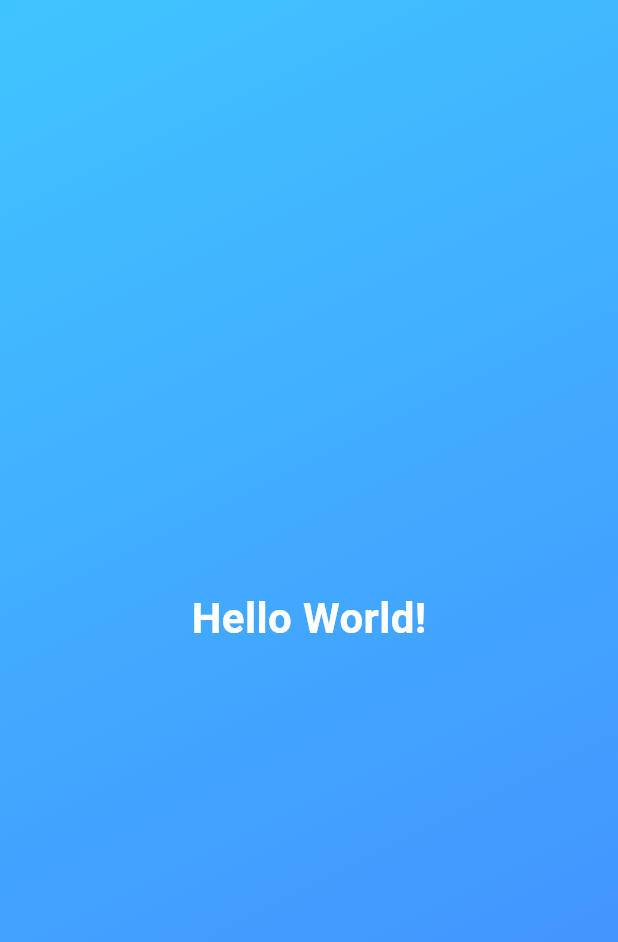
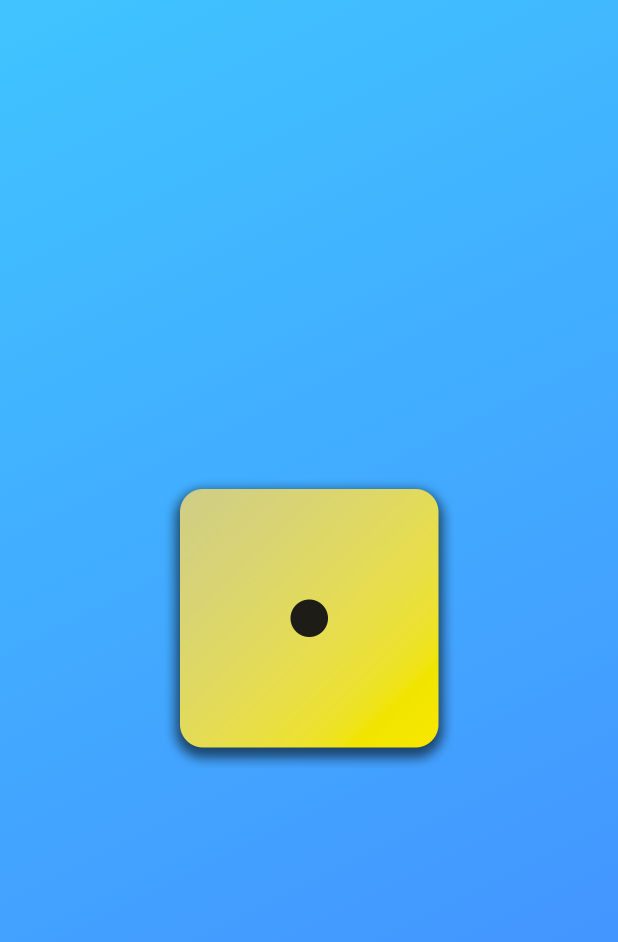
Before and after one commit to ThanakornBenjamin/roll-dice, a Flutter app: the screen it shows after launch, on a phone screen of 412 x 824 dp. Shown: the top 942 px of the screen. Run offline on Flutter 3.47's test engine with Material 3 defaults, Android fonts, the phone set to English and light mode, and no system bars.

Commit message:
feat: add dice image assets and update gradient container to display a dice.

```diff
--- a/lib/gradient_container.dart
+++ b/lib/gradient_container.dart
@@ -1,4 +1,3 @@
-import 'package:first_app/styled_text.dart';
 import 'package:flutter/material.dart';
 
 const startAlignment = Alignment.topLeft;
@@ -6,6 +5,10 @@ const endAlignment = Alignment.bottomRight;
 
 class GradientContainer extends StatelessWidget {
   const GradientContainer(this.color1, this.color2, {super.key});
+
+  const GradientContainer.blue({super.key})
+    : color1 = Colors.lightBlueAccent,
+      color2 = Colors.blueAccent;
 
   final Color color1;
   final Color color2;
@@ -20,7 +23,7 @@ class GradientContainer extends StatelessWidget {
           end: endAlignment,
         ),
       ),
-      child: const Center(child: StyledText('Hello World!')),
+      child: Center(child: Image.asset("assets/images/dice-1.png", width: 200)),
     );
   }
 }
```
Also changed, not shown: lib/main.dart (+1 -7 lines), pubspec.yaml (+7 -3 lines), assets/images/dice-1.png (added), assets/images/dice-2.png (added), assets/images/dice-3.png (added), assets/images/dice-4.png (added), assets/images/dice-5.png (added), assets/images/dice-6.png (added).
